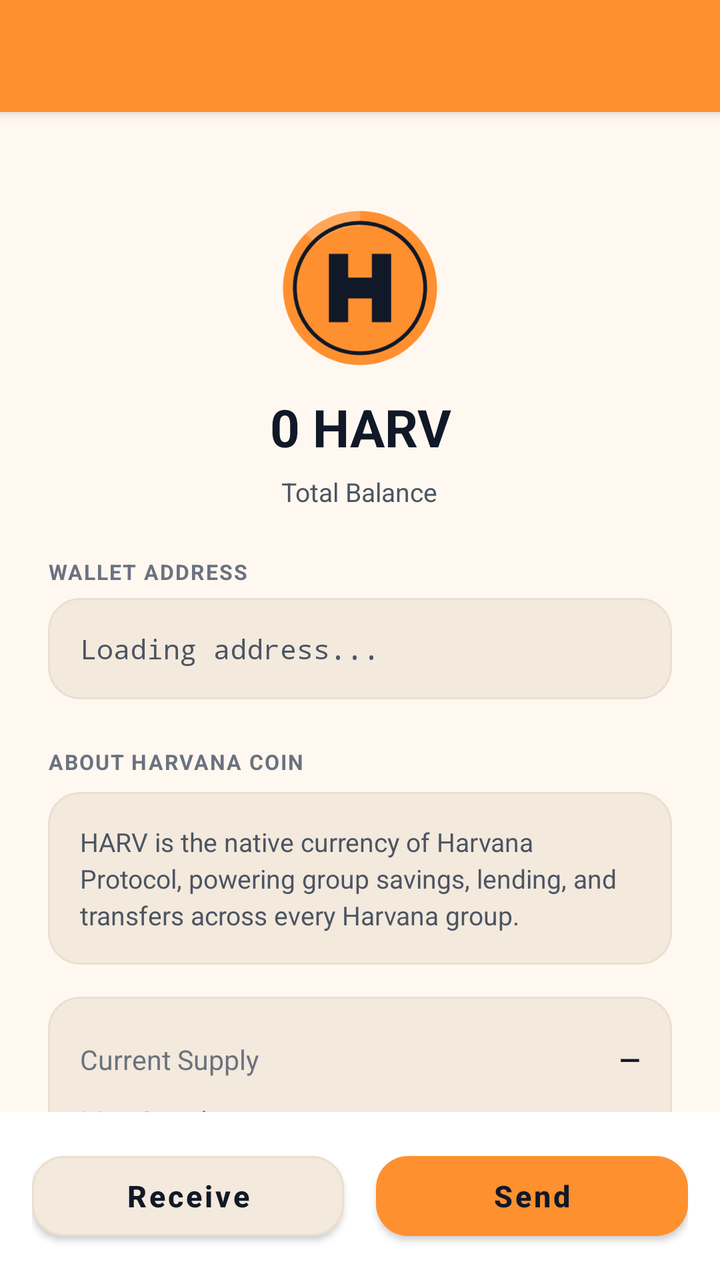
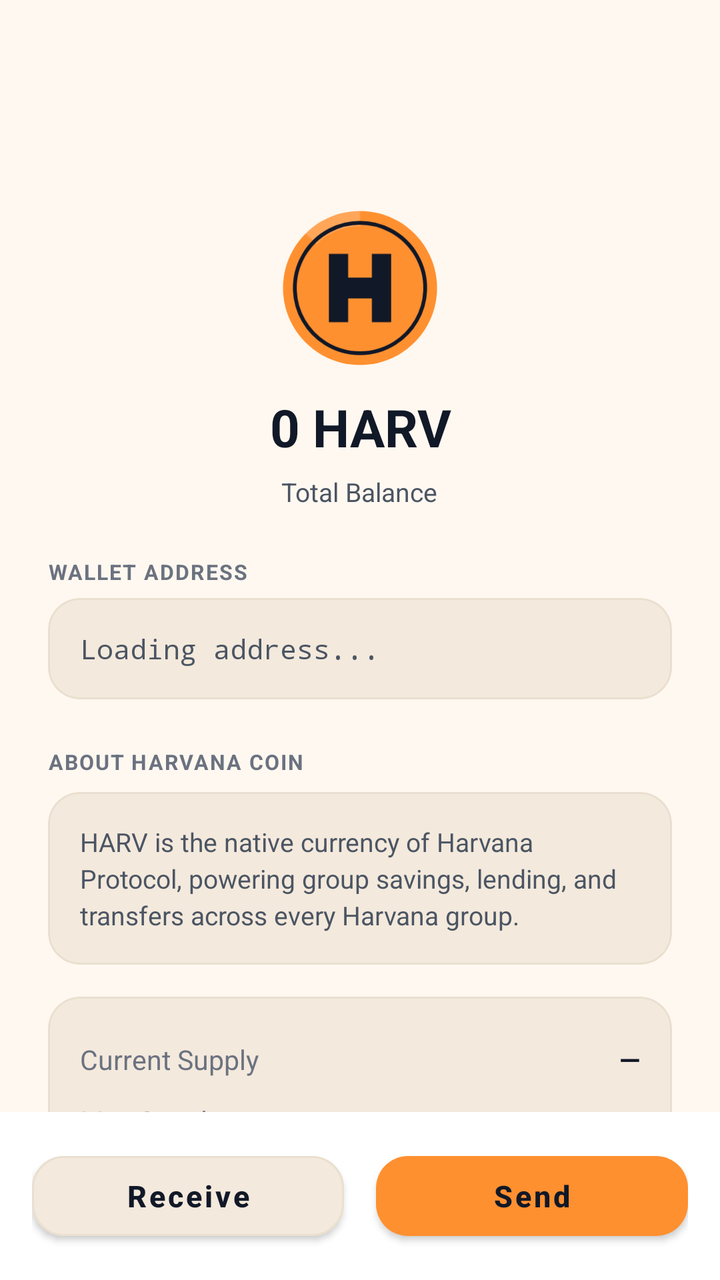

Two renders of the same Android screen: before a commit and after it. Below are the layout's source before the change and the commit's diff.
<!-- AndroidManifest.xml: application theme AppTheme -->
<!-- res/layout/coin_detail.xml -->
<androidx.coordinatorlayout.widget.CoordinatorLayout
	xmlns:android="http://schemas.android.com/apk/res/android"
	xmlns:app="http://schemas.android.com/apk/res-auto"
	xmlns:tools="http://schemas.android.com/tools"
	android:id="@+id/_coordinator"
	android:layout_width="match_parent"
	android:layout_height="match_parent">
	<com.google.android.material.appbar.AppBarLayout
		android:id="@+id/_app_bar"
		android:layout_width="match_parent"
		android:layout_height="wrap_content"
		android:theme="@style/AppTheme.AppBarOverlay">
		<androidx.appcompat.widget.Toolbar
			android:id="@+id/_toolbar"
			android:layout_width="match_parent"
			android:layout_height="?attr/actionBarSize"
			android:background="?attr/appBarColor"
			app:popupTheme="@style/AppTheme.PopupOverlay" />
	</com.google.android.material.appbar.AppBarLayout>
	<androidx.coordinatorlayout.widget.CoordinatorLayout
		android:id="@+id/_coordinator"
		android:layout_width="match_parent"
		android:layout_height="match_parent"
		android:background="@color/colorBackground"
		app:layout_behavior="@string/appbar_scrolling_view_behavior">
		<LinearLayout
			android:id="@+id/linear3"
			android:layout_width="match_parent"
			android:layout_height="match_parent"
			android:orientation="vertical">
			<androidx.core.widget.NestedScrollView
				android:id="@+id/vscroll2"
				android:layout_width="match_parent"
				android:layout_height="0dp"
				android:layout_weight="1"
				android:overScrollMode="never"
				android:fillViewport="true">
				<LinearLayout
					android:id="@+id/linear10"
					android:layout_width="match_parent"
					android:layout_height="wrap_content"
					android:padding="24dp"
					android:gravity="center_horizontal"
					android:orientation="vertical">
					<com.google.android.material.card.MaterialCardView
						android:id="@+id/cardview1"
						android:layout_width="wrap_content"
						android:layout_height="wrap_content"
						android:layout_marginTop="24dp"
						app:cardBackgroundColor="@android:color/transparent"
						app:cardElevation="0dp"
						app:cardCornerRadius="360dp"
						app:strokeWidth="0dp">
						<ImageView
							android:id="@+id/img_coin_logo"
							android:layout_width="80dp"
							android:layout_height="80dp"
							android:src="@drawable/ic_coin_harv"
							android:scaleType="centerInside" />
					</com.google.android.material.card.MaterialCardView>
					<LinearLayout
						android:id="@+id/linear7"
						android:layout_width="match_parent"
						android:layout_height="wrap_content"
						android:layout_marginTop="8dp"
						android:padding="4dp"
						android:gravity="center_horizontal"
						android:orientation="horizontal"
						android:layout_marginHorizontal="40dp">
						<TextView
							android:id="@+id/tv_coin_balance"
							android:layout_width="match_parent"
							android:layout_height="wrap_content"
							android:gravity="center_horizontal|center_vertical"
							android:text="0 HARV"
							android:textSize="26sp"
							android:textStyle="bold"
							android:textColor="@color/colorTextPrimary"
							android:singleLine="true" />
					</LinearLayout>
					<TextView
						android:id="@+id/textview14"
						android:layout_width="wrap_content"
						android:layout_height="wrap_content"
						android:layout_marginTop="2dp"
						android:text="Total Balance"
						android:textSize="13sp"
						android:textColor="@color/colorTextSecondary" />
					<TextView
						android:id="@+id/textview15"
						android:layout_width="match_parent"
						android:layout_height="wrap_content"
						android:layout_marginTop="24dp"
						android:text="WALLET ADDRESS"
						android:textStyle="bold"
						android:textColor="@color/colorTextTertiary"
						android:textSize="10.5sp"
						android:letterSpacing="0.06" />
					<com.google.android.material.card.MaterialCardView
						android:id="@+id/cardview4"
						android:layout_width="match_parent"
						android:layout_height="wrap_content"
						android:layout_marginTop="6dp"
						app:cardBackgroundColor="@color/colorSurfaceRaised"
						app:cardCornerRadius="16dp"
						app:cardElevation="0dp"
						app:strokeWidth="1dp"
						app:strokeColor="@color/colorCardStroke">
						<TextView
							android:id="@+id/tv_wallet_address"
							android:layout_width="match_parent"
							android:layout_height="wrap_content"
							android:padding="16dp"
							android:gravity="center_vertical"
							android:text="Loading address..."
							android:textColor="@color/colorTextSecondary"
							android:textSize="13.5sp"
							android:fontFamily="monospace"
							android:textIsSelectable="true" />
					</com.google.android.material.card.MaterialCardView>
					<TextView
						android:id="@+id/textview2"
						android:layout_width="match_parent"
						android:layout_height="wrap_content"
						android:layout_marginTop="24dp"
						android:layout_marginBottom="8dp"
						android:text="ABOUT HARVANA COIN"
						android:textStyle="bold"
						android:textColor="@color/colorTextTertiary"
						android:gravity="start"
						android:textSize="10.5sp"
						android:letterSpacing="0.06" />
					<com.google.android.material.card.MaterialCardView
						android:id="@+id/cardview7"
						android:layout_width="match_parent"
						android:layout_height="wrap_content"
						app:cardBackgroundColor="@color/colorSurfaceRaised"
						app:cardCornerRadius="16dp"
						app:cardElevation="0dp"
						app:strokeWidth="1dp"
						app:strokeColor="@color/colorCardStroke">
						<LinearLayout
							android:id="@+id/linear11"
							android:layout_width="match_parent"
							android:layout_height="wrap_content"
							android:padding="16dp"
							android:orientation="vertical">
							<TextView
								android:id="@+id/tv_coin_description"
								android:layout_width="match_parent"
								android:layout_height="wrap_content"
								android:text="HARV is the native currency of Harvana Protocol, powering group savings, lending, and transfers across every Harvana group."
								android:textSize="13sp"
								android:textColor="@color/colorTextSecondary"
								android:gravity="start"
								android:lineSpacingExtra="3dp" />
						</LinearLayout>
					</com.google.android.material.card.MaterialCardView>
					<com.google.android.material.card.MaterialCardView
						android:id="@+id/cardview8"
						android:layout_width="match_parent"
						android:layout_height="wrap_content"
						android:layout_marginTop="16dp"
						app:cardBackgroundColor="@color/colorSurfaceRaised"
						app:cardCornerRadius="16dp"
						app:cardElevation="0dp"
						app:strokeWidth="1dp"
						app:strokeColor="@color/colorCardStroke">
						<LinearLayout
							android:id="@+id/linear12"
							android:layout_width="match_parent"
							android:layout_height="wrap_content"
							android:padding="16dp"
							android:orientation="vertical">
							<LinearLayout
								android:id="@+id/row_current_supply"
								android:layout_width="match_parent"
								android:layout_height="wrap_content"
								android:gravity="center_vertical"
								android:orientation="horizontal"
								android:paddingVertical="6dp">
								<TextView
									android:id="@+id/tv_stat_label_1"
									android:layout_width="0dp"
									android:layout_height="wrap_content"
									android:text="Current Supply"
									android:textColor="@color/colorTextTertiary"
									android:layout_weight="1"
									android:textSize="13.5sp"
									android:focusable="false" />
								<TextView
									android:id="@+id/tv_stat_value_1"
									android:layout_width="wrap_content"
									android:layout_height="wrap_content"
									android:text="—"
									android:textStyle="bold"
									android:textColor="@color/colorTextPrimary"
									android:textSize="13.5sp"
									android:focusable="false" />
							</LinearLayout>
							<LinearLayout
								android:id="@+id/row_max_supply"
								android:layout_width="match_parent"
								android:layout_height="wrap_content"
								android:gravity="center_vertical"
								android:orientation="horizontal"
								android:paddingVertical="6dp">
								<TextView
									android:id="@+id/tv_stat_label_2"
									android:layout_width="0dp"
									android:layout_height="wrap_content"
									android:text="Max Supply"
									android:textColor="@color/colorTextTertiary"
									android:layout_weight="1"
									android:textSize="13.5sp"
									android:focusable="false" />
								<TextView
									android:id="@+id/tv_stat_value_2"
									android:layout_width="wrap_content"
									android:layout_height="wrap_content"
									android:text="—"
									android:textStyle="bold"
									android:textColor="@color/colorTextPrimary"
									android:textSize="13.5sp"
									android:focusable="false" />
							</LinearLayout>
							<LinearLayout
								android:id="@+id/row_circulating_supply"
								android:layout_width="match_parent"
								android:layout_height="wrap_content"
								android:gravity="center_vertical"
								android:orientation="horizontal"
								android:paddingVertical="6dp">
								<TextView
									android:id="@+id/tv_stat_label_3"
									android:layout_width="0dp"
									android:layout_height="wrap_content"
									android:text="Circulating Supply"
									android:textColor="@color/colorTextTertiary"
									android:layout_weight="1"
									android:textSize="13.5sp"
									android:focusable="false" />
								<TextView
									android:id="@+id/tv_stat_value_3"
									android:layout_width="wrap_content"
									android:layout_height="wrap_content"
									android:text="—"
									android:textStyle="bold"
									android:textColor="@color/colorTextPrimary"
									android:textSize="13.5sp"
									android:focusable="false" />
							</LinearLayout>
							<LinearLayout
								android:id="@+id/row_total_holders"
								android:layout_width="match_parent"
								android:layout_height="wrap_content"
								android:gravity="center_vertical"
								android:orientation="horizontal"
								android:paddingVertical="6dp">
								<TextView
									android:id="@+id/tv_stat_label_4"
									android:layout_width="0dp"
									android:layout_height="wrap_content"
									android:text="Total Holders"
									android:textColor="@color/colorTextTertiary"
									android:layout_weight="1"
									android:textSize="13.5sp"
									android:focusable="false" />
								<TextView
									android:id="@+id/tv_stat_value_4"
									android:layout_width="wrap_content"
									android:layout_height="wrap_content"
									android:text="—"
									android:textStyle="bold"
									android:textColor="@color/colorTextPrimary"
									android:textSize="13.5sp"
									android:focusable="false" />
							</LinearLayout>
							<LinearLayout
								android:id="@+id/row_block_height"
								android:layout_width="match_parent"
								android:layout_height="wrap_content"
								android:gravity="center_vertical"
								android:orientation="horizontal"
								android:paddingVertical="6dp">
								<TextView
									android:id="@+id/tv_stat_label_5"
									android:layout_width="0dp"
									android:layout_height="wrap_content"
									android:text="Block Height"
									android:textColor="@color/colorTextTertiary"
									android:layout_weight="1"
									android:textSize="13.5sp"
									android:focusable="false" />
								<TextView
									android:id="@+id/tv_stat_value_5"
									android:layout_width="wrap_content"
									android:layout_height="wrap_content"
									android:text="—"
									android:textStyle="bold"
									android:textColor="@color/colorTextPrimary"
									android:textSize="13.5sp"
									android:focusable="false" />
							</LinearLayout>
							<LinearLayout
								android:id="@+id/row_block_reward"
								android:layout_width="match_parent"
								android:layout_height="wrap_content"
								android:gravity="center_vertical"
								android:orientation="horizontal"
								android:paddingVertical="6dp">
								<TextView
									android:id="@+id/tv_stat_label_6"
									android:layout_width="0dp"
									android:layout_height="wrap_content"
									android:text="Block Reward"
									android:textColor="@color/colorTextTertiary"
									android:layout_weight="1"
									android:textSize="13.5sp"
									android:focusable="false" />
								<TextView
									android:id="@+id/tv_stat_value_6"
									android:layout_width="wrap_content"
									android:layout_height="wrap_content"
									android:text="—"
									android:textStyle="bold"
									android:textColor="@color/colorTextPrimary"
									android:textSize="13.5sp"
									android:focusable="false" />
							</LinearLayout>
							<LinearLayout
								android:id="@+id/row_halving"
								android:layout_width="match_parent"
								android:layout_height="wrap_content"
								android:gravity="center_vertical"
								android:orientation="horizontal"
								android:paddingVertical="6dp">
								<TextView
									android:id="@+id/tv_stat_label_7"
									android:layout_width="0dp"
									android:layout_height="wrap_content"
									android:text="Next Halving"
									android:textColor="@color/colorTextTertiary"
									android:layout_weight="1"
									android:textSize="13.5sp"
									android:focusable="false" />
								<TextView
									android:id="@+id/tv_stat_value_7"
									android:layout_width="wrap_content"
									android:layout_height="wrap_content"
									android:text="—"
									android:textStyle="bold"
									android:textColor="@color/colorTextPrimary"
									android:textSize="13.5sp"
									android:focusable="false" />
							</LinearLayout>
							<LinearLayout
								android:id="@+id/row_network"
								android:layout_width="match_parent"
								android:layout_height="wrap_content"
								android:gravity="center_vertical"
								android:orientation="horizontal"
								android:paddingVertical="6dp">
								<TextView
									android:id="@+id/tv_stat_label_8"
									android:layout_width="0dp"
									android:layout_height="wrap_content"
									android:text="Network"
									android:textColor="@color/colorTextTertiary"
									android:layout_weight="1"
									android:textSize="13.5sp"
									android:focusable="false" />
								<TextView
									android:id="@+id/tv_stat_value_8"
									android:layout_width="wrap_content"
									android:layout_height="wrap_content"
									android:text="—"
									android:textStyle="bold"
									android:textColor="@color/colorTextPrimary"
									android:textSize="13.5sp"
									android:focusable="false" />
							</LinearLayout>
						</LinearLayout>
					</com.google.android.material.card.MaterialCardView>
					<TextView
						android:id="@+id/tv_coin_info_note"
						android:layout_width="match_parent"
						android:layout_height="wrap_content"
						android:layout_marginTop="12dp"
						android:text="Figures update from the live network and may lag a few seconds behind the chain tip."
						android:textColor="@color/colorTextTertiary"
						android:gravity="start"
						android:textSize="11.5sp"
						android:layout_marginHorizontal="4dp" />
				</LinearLayout>
			</androidx.core.widget.NestedScrollView>
			<LinearLayout
				android:id="@+id/layout_buttons"
				android:layout_width="match_parent"
				android:layout_height="wrap_content"
				android:padding="16dp"
				android:background="@color/colorSurface"
				android:orientation="horizontal"
				android:weightSum="2">
				<com.google.android.material.button.MaterialButton
					android:id="@+id/btn_receive"
					android:layout_width="0dp"
					android:layout_height="52dp"
					android:text="Receive"
					android:textSize="15sp"
					android:textStyle="bold"
					android:textColor="@color/colorTextPrimary"
					android:layout_weight="1"
					android:layout_marginEnd="8dp"
					app:backgroundTint="@color/colorSurfaceRaised"
					app:cornerRadius="16dp"
					app:elevation="0dp"
					app:strokeWidth="1dp"
					app:strokeColor="@color/colorCardStroke"
					android:textAllCaps="false" />
				<com.google.android.material.button.MaterialButton
					android:id="@+id/btn_send"
					android:layout_width="0dp"
					android:layout_height="52dp"
					android:text="Send"
					android:textSize="15sp"
					android:textStyle="bold"
					android:textColor="@color/colorTextOnAccent"
					android:layout_weight="1"
					android:layout_marginStart="8dp"
					app:backgroundTint="@color/colorAccent"
					app:cornerRadius="16dp"
					app:elevation="0dp"
					android:textAllCaps="false" />
			</LinearLayout>
		</LinearLayout>
	</androidx.coordinatorlayout.widget.CoordinatorLayout>
</androidx.coordinatorlayout.widget.CoordinatorLayout>
<!-- resources referenced by this layout -->
<resources>
  <color name="colorAccent">#FF9030</color>
  <color name="colorBackground">#FFF8F0</color>
  <color name="colorCardStroke">#EADFD0</color>
  <color name="colorSurface">#FFFFFF</color>
  <color name="colorSurfaceRaised">#F3E9DC</color>
  <color name="colorTextOnAccent">#111827</color>
  <color name="colorTextPrimary">#111827</color>
  <color name="colorTextSecondary">#4B5563</color>
  <color name="colorTextTertiary">#6B7280</color>
  <style name="AppTheme.PopupOverlay" parent="ThemeOverlay.MaterialComponents.Light" />
  <style name="AppTheme" parent="Theme.MaterialComponents.DayNight.NoActionBar">
          
          <item name="homeAsUpIndicator">@drawable/ic_nav_back</item>
          
          <item name="android:textViewStyle">@style/HarvanaTextView</item>
          <item name="appBarColor">@color/colorAccent</item>
          <item name="onAppBarColor">@color/colorTextOnAccent</item>
          <item name="colorSecondary">@color/colorAccent</item>
          <item name="colorOnSecondary">@color/colorTextOnAccent</item>
          <item name="colorPrimaryVariant">@color/colorAccentDark</item>
          <item name="colorSecondaryVariant">@color/colorAccentDark</item>
          <item name="colorError">@color/colorError</item>
          <item name="colorOnError">@color/colorTextPrimaryWhite</item>
          <item name="colorControlActivated">@color/colorAccent</item>
          <item name="colorControlNormal">@color/colorControlNormal</item>
          <item name="colorControlHighlight">@color/colorAccentRipple</item>
          <item name="android:textColorHighlight">@color/colorAccentStroke</item>
          <item name="android:textColorLink">@color/colorAccentStrong</item>
          <item name="android:editTextColor">@color/colorTextPrimary</item>
          <item name="android:navigationBarColor">@color/colorBackground</item>
          <item name="colorPrimary">@color/colorAccent</item>
          <item name="colorPrimaryDark">@color/colorAccentStrong</item>
          <item name="colorAccent">@color/colorAccent</item>
          <item name="colorSurface">@color/colorSurface</item>
          <item name="colorOnPrimary">@color/colorTextOnAccent</item>
          <item name="colorOnSurface">@color/colorTextPrimary</item>
          <item name="colorOnBackground">@color/colorTextPrimary</item>
          <item name="colorOnSurfaceVariant">@color/colorTextSecondary</item>
          <item name="android:textColorPrimary">@color/colorTextPrimary</item>
          <item name="android:textColorSecondary">@color/colorTextSecondary</item>
          <item name="android:textColorHint">@color/colorTextTertiary</item>
          <item name="android:statusBarColor">?attr/appBarColor</item>
          <item name="android:windowLightStatusBar">true</item>
          <item name="android:windowBackground">@color/colorBackground</item>
          <item name="alertDialogTheme">@style/HarvanaAlertDialog</item>
          <item name="materialAlertDialogTheme">@style/HarvanaAlertDialog</item>
          <item name="bottomSheetDialogTheme">@style/HarvanaBottomSheetDialog</item>
      </style>
  <style name="HarvanaTextView" parent="android:Widget.TextView">
          <item name="android:textColor">@color/colorTextPrimary</item>
      </style>
  <color name="colorAccentDark">#E57A14</color>
  <color name="colorError">#EF4444</color>
  <color name="colorTextPrimaryWhite">#FFFFFF</color>
  <color name="colorControlNormal">#6B7280</color>
  <color name="colorAccentRipple">#1AFF9030</color>
  <color name="colorAccentStroke">#33FF9030</color>
  <color name="colorAccentStrong">#B85F0A</color>
  <style name="HarvanaDialogButton" parent="Widget.MaterialComponents.Button.TextButton.Dialog">
          <item name="android:textColor">@color/colorAccent</item>
          <item name="android:minHeight">48dp</item>
      </style>
  <!-- unchanged entries left out for length: 7 -->
</resources>

<!-- the commit's change to res/layout/coin_detail.xml (unified diff, before → after) -->
@@ -9,7 +9,9 @@
 		android:id="@+id/_app_bar"
 		android:layout_width="match_parent"
 		android:layout_height="wrap_content"
-		android:theme="@style/AppTheme.AppBarOverlay">
+		android:theme="@style/AppTheme.AppBarOverlay"
+		app:elevation="0dp"
+		android:stateListAnimator="@null">
 		<androidx.appcompat.widget.Toolbar
 			android:id="@+id/_toolbar"
 			android:layout_width="match_parent"
<!-- resource entries referenced after the edit -->
@@ -15,8 +15,8 @@
           <item name="homeAsUpIndicator">@drawable/ic_nav_back</item>
           
           <item name="android:textViewStyle">@style/HarvanaTextView</item>
-          <item name="appBarColor">@color/colorAccent</item>
-          <item name="onAppBarColor">@color/colorTextOnAccent</item>
+          <item name="appBarColor">@color/colorBackground</item>
+          <item name="onAppBarColor">@color/colorTextPrimary</item>
           <item name="colorSecondary">@color/colorAccent</item>
           <item name="colorOnSecondary">@color/colorTextOnAccent</item>
           <item name="colorPrimaryVariant">@color/colorAccentDark</item>
